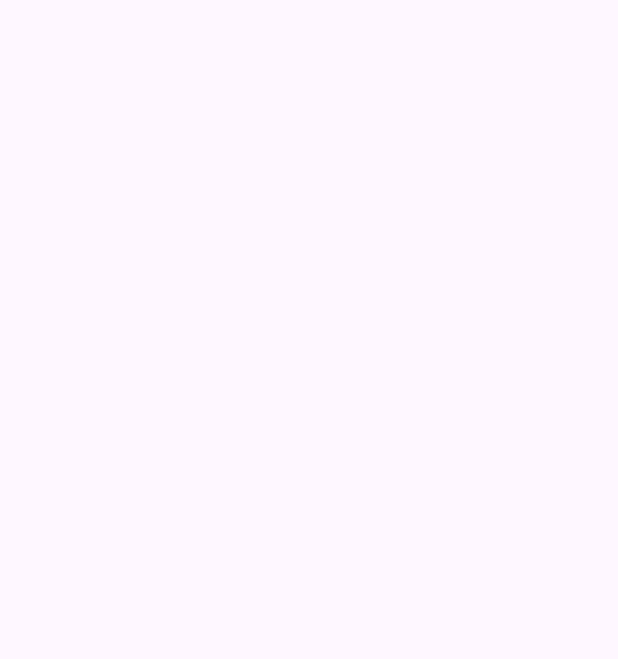
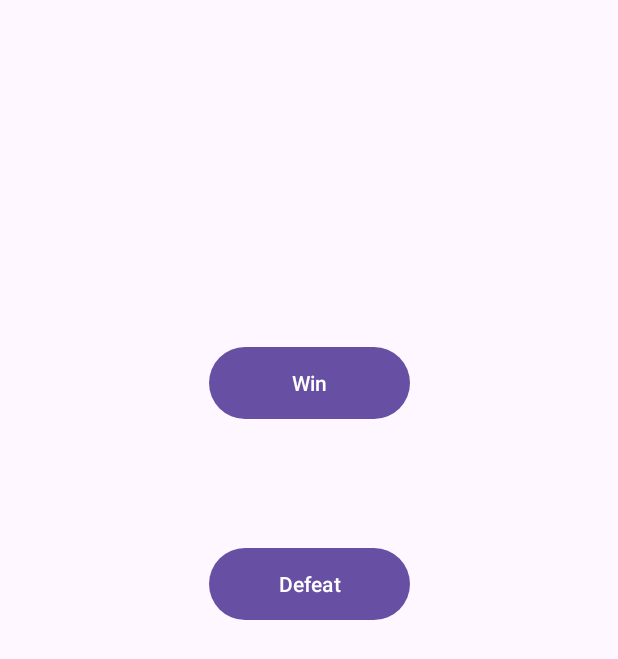
Before and after one commit to GreatScott42/BopIT, an Android app: the SoundsActivity screen opened directly, with no data from a screen before it, on a phone screen of 412 x 824 dp. Before the commit the part shown is empty. Shown: the top 659 px of the screen. Run offline under Robolectric (Android 15) with nearby library versions, the light colour scheme and no system bars.

Commit message:
onfling change activity to sounds

```diff
--- a/app/src/main/java/org/gs42/bopit/SoundsActivity.kt
+++ b/app/src/main/java/org/gs42/bopit/SoundsActivity.kt
@@ -3,14 +3,35 @@
 import android.media.MediaPlayer
 import androidx.appcompat.app.AppCompatActivity
 import android.os.Bundle
+import android.widget.Button
 
 
 class SoundsActivity : AppCompatActivity() {
+    private var background: MediaPlayer? = null
     override fun onCreate(savedInstanceState: Bundle?) {
         super.onCreate(savedInstanceState)
         setContentView(R.layout.activity_sounds)
 
 
+        var win: MediaPlayer? = MediaPlayer.create(this, R.raw.win)
+        var gameover: MediaPlayer? = MediaPlayer.create(this, R.raw.gameover)
+        background = MediaPlayer.create(this, R.raw.background)
+        background?.start()
+        background?.isLooping=true;
+        background?.setVolume(1f,1f)
+
+        var boton = findViewById<Button>(R.id.button)
+        boton.setOnClickListener{
+            win?.start() // no need to call prepare(); create() does that for you
+        }
+        var boton2 = findViewById<Button>(R.id.button3)
+        boton2.setOnClickListener{
+            gameover?.start() // no need to call prepare(); create() does that for you
+        }
 
     }
+    override fun onDestroy() {
+        super.onDestroy()
+        background?.release()
+    }
 }
--- a/app/src/main/res/layout/activity_sounds.xml
+++ b/app/src/main/res/layout/activity_sounds.xml
@@ -6,4 +6,32 @@
     android:layout_height="match_parent"
     tools:context=".SoundsActivity">
 
+    <Button
+        android:id="@+id/button"
+        android:layout_width="134dp"
+        android:layout_height="56dp"
+        android:layout_marginStart="32dp"
+        android:layout_marginTop="206dp"
+        android:layout_marginEnd="32dp"
+        android:layout_marginBottom="28dp"
+        android:text="Win"
+        app:layout_constraintBottom_toTopOf="@+id/button3"
+        app:layout_constraintEnd_toEndOf="parent"
+        app:layout_constraintStart_toStartOf="parent"
+        app:layout_constraintTop_toTopOf="parent" />
+
+    <Button
+        android:id="@+id/button3"
+        android:layout_width="134dp"
+        android:layout_height="56dp"
+        android:layout_marginStart="32dp"
+        android:layout_marginTop="28dp"
+        android:layout_marginEnd="32dp"
+        android:layout_marginBottom="385dp"
+        android:text="Defeat"
+        app:layout_constraintBottom_toBottomOf="parent"
+        app:layout_constraintEnd_toEndOf="parent"
+        app:layout_constraintStart_toStartOf="parent"
+        app:layout_constraintTop_toBottomOf="@+id/button" />
+
 </androidx.constraintlayout.widget.ConstraintLayout>
```
Also changed, not shown: app/src/main/java/org/gs42/bopit/MainActivity.kt (+11 -20 lines), app/src/main/res/layout/activity_main.xml (+1 -10 lines).
